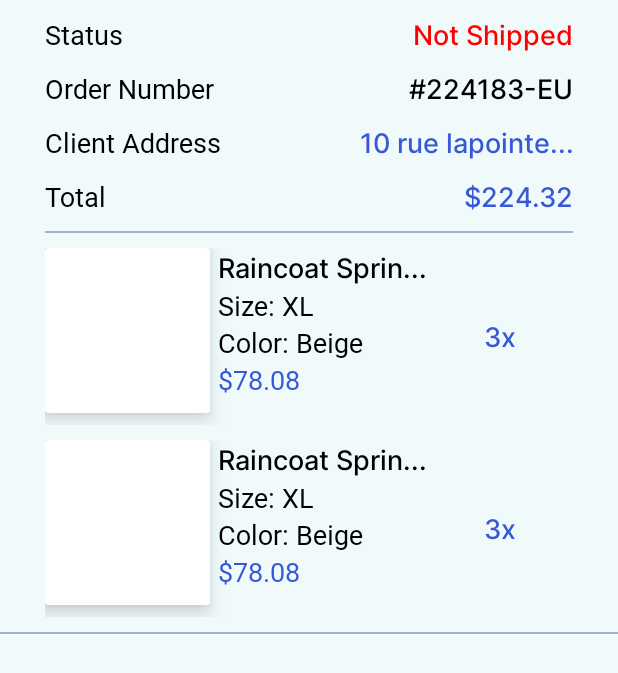
After one commit to julesgaudet/ClothingSoftware, an Android app: the layout order_item.xml on its own in the app's theme, with its tools: preview values and no code run, on a phone screen of 412 x 824 dp. The commit adds this screen. Shown: the top 673 px of the screen. Run offline under Robolectric (Android 15) with nearby library versions, the phone set to English and light mode, and no system bars.

Commit message:
push derniere modif

```diff
--- a/app/src/main/java/com/example/clothingsoftware/Fragments/Feed.java
+++ b/app/src/main/java/com/example/clothingsoftware/Fragments/Feed.java
@@ -281,5 +281,4 @@ public class Feed extends Fragment implements FeedAdapter.OnMoreButtonClickListe
         intent.putExtras(bundle);
         startActivity(intent);
     }
-
 }
--- /dev/null
+++ b/app/src/main/java/com/example/clothingsoftware/Models/OrdersModel.java
@@ -0,0 +1,17 @@
+package com.example.clothingsoftware.Models;
+
+public class OrdersModel {
+    private String email;
+    private String address;
+    private String first_name;
+    private String last_name;
+    private String country;
+    private String city;
+    private String region_state;
+    private String zip_code;
+    private String payment_option;
+    private String article_name;
+    private String article_price;
+
+
+}
--- a/app/src/main/res/layout/fragment_orders.xml
+++ b/app/src/main/res/layout/fragment_orders.xml
@@ -5,25 +5,9 @@
     android:layout_height="match_parent"
     tools:context=".Fragments.Orders">
 
-    <ScrollView
+    <androidx.recyclerview.widget.RecyclerView
+        android:id="@+id/recyclerViewOrders"
         android:layout_width="match_parent"
-        android:layout_height="match_parent"
-        android:scrollbars="none"
-        tools:ignore="UselessParent">
-
-        <LinearLayout
-            android:layout_width="match_parent"
-            android:layout_height="wrap_content"
-            android:orientation="vertical"
-            android:layout_gravity="center">
-
-            <TextView
-                android:gravity="center"
-                android:layout_width="match_parent"
-                android:layout_height="match_parent"
-                android:text="fragment pour Orders" />
-
-        </LinearLayout>
-    </ScrollView>
+        android:layout_height="match_parent"/>
 
 </FrameLayout>
--- /dev/null
+++ b/app/src/main/res/layout/order_item.xml
@@ -0,0 +1,299 @@
+<?xml version="1.0" encoding="utf-8"?>
+<LinearLayout xmlns:android="http://schemas.android.com/apk/res/android"
+    xmlns:app="http://schemas.android.com/apk/res-auto"
+    xmlns:tools="http://schemas.android.com/tools"
+    android:layout_width="match_parent"
+    android:layout_height="match_parent"
+    android:background="#80E1F6F8"
+    android:orientation="vertical">
+
+    <LinearLayout
+        android:layout_width="match_parent"
+        android:layout_height="wrap_content"
+        android:layout_marginHorizontal="30dp"
+        android:layout_marginTop="10dp"
+        android:orientation="horizontal"
+        tools:ignore="UselessParent">
+
+        <TextView
+            android:layout_width="wrap_content"
+            android:layout_height="wrap_content"
+            android:layout_weight="1"
+            android:fontFamily="@font/inter"
+            android:text="@string/status"
+            android:textColor="@color/black"
+            android:textSize="18sp" />
+
+        <TextView
+            android:id="@+id/textViewStatus"
+            android:layout_width="wrap_content"
+            android:layout_height="wrap_content"
+            android:layout_weight="1"
+            android:fontFamily="@font/medium"
+            android:gravity="end"
+            android:text="@string/not_shipped"
+            android:textColor="@color/red"
+            android:textSize="18sp" />
+    </LinearLayout>
+
+    <LinearLayout
+        android:layout_width="match_parent"
+        android:layout_height="wrap_content"
+        android:layout_marginHorizontal="30dp"
+        android:layout_marginTop="10dp"
+        android:orientation="horizontal"
+        tools:ignore="UselessParent">
+
+        <TextView
+            android:layout_width="wrap_content"
+            android:layout_height="wrap_content"
+            android:layout_weight="1"
+            android:fontFamily="@font/inter"
+            android:text="@string/order_number"
+            android:textColor="@color/black"
+            android:textSize="18sp" />
+
+        <TextView
+            android:id="@+id/textViewOrderNumber"
+            android:layout_width="wrap_content"
+            android:layout_height="wrap_content"
+            android:layout_weight="1"
+            android:fontFamily="@font/medium"
+            android:gravity="end"
+            android:text="#224183-EU"
+            android:textColor="@color/black"
+            android:textSize="18sp" />
+    </LinearLayout>
+
+    <LinearLayout
+        android:layout_width="match_parent"
+        android:layout_height="wrap_content"
+        android:layout_marginHorizontal="30dp"
+        android:layout_marginTop="10dp"
+        android:orientation="horizontal"
+        tools:ignore="UselessParent">
+
+        <TextView
+            android:layout_width="wrap_content"
+            android:layout_height="wrap_content"
+            android:layout_weight="1"
+            android:fontFamily="@font/inter"
+            android:text="@string/client_address"
+            android:textColor="@color/black"
+            android:textSize="18sp" />
+
+        <TextView
+            android:id="@+id/textViewClientAddress"
+            android:layout_width="wrap_content"
+            android:layout_height="wrap_content"
+            android:layout_weight="1"
+            android:fontFamily="@font/medium"
+            android:gravity="end"
+            android:text="10 rue lapointe..."
+            android:textColor="@color/colorPrimary"
+            android:textSize="18sp" />
+    </LinearLayout>
+
+    <LinearLayout
+        android:layout_width="match_parent"
+        android:layout_height="wrap_content"
+        android:layout_marginHorizontal="30dp"
+        android:layout_marginTop="10dp"
+        android:orientation="horizontal"
+        tools:ignore="UselessParent">
+
+        <TextView
+            android:layout_width="wrap_content"
+            android:layout_height="wrap_content"
+            android:layout_weight="1"
+            android:fontFamily="@font/inter"
+            android:text="@string/total"
+            android:textColor="@color/black"
+            android:textSize="18sp" />
+
+        <TextView
+            android:id="@+id/textViewTotal"
+            android:layout_width="wrap_content"
+            android:layout_height="wrap_content"
+            android:layout_weight="1"
+            android:fontFamily="@font/medium"
+            android:gravity="end"
+            android:text="$224.32"
+            android:textColor="@color/colorPrimary"
+            android:textSize="18sp" />
+    </LinearLayout>
+
+    <View
+        android:id="@+id/viewTop"
+        android:layout_width="match_parent"
+        android:layout_height="1dp"
+        android:layout_marginHorizontal="30dp"
+        android:layout_marginTop="10dp"
+        android:background="@color/colorSecondPrimary" />
+
+    <LinearLayout
+        android:layout_width="match_parent"
+        android:layout_height="wrap_content"
+        android:layout_marginHorizontal="30dp"
+        android:layout_marginTop="10dp"
+        android:orientation="horizontal">
+
+        <androidx.cardview.widget.CardView
+            android:id="@+id/cardViewArticlePicture"
+            android:layout_width="110dp"
+            android:layout_height="110dp"
+            android:layout_gravity="start"
+            android:layout_marginBottom="8dp"
+            android:background="@drawable/card_background"
+            app:cardElevation="8dp" />
+
+        <LinearLayout
+            android:layout_width="wrap_content"
+            android:layout_height="match_parent"
+            android:layout_marginStart="5dp"
+            android:orientation="vertical">
+
+            <TextView
+                android:id="@+id/textViewArticleName"
+                android:layout_width="match_parent"
+                android:layout_height="wrap_content"
+                android:fontFamily="@font/medium"
+                android:text="Raincoat Sprin..."
+                android:textColor="@color/black"
+                android:textSize="18sp" />
+
+            <TextView
+                android:id="@+id/textViewArticleSize"
+                android:layout_width="match_parent"
+                android:layout_height="wrap_content"
+                android:fontFamily="@font/inter"
+                android:text="Size: XL"
+                android:textColor="@color/black"
+                android:textSize="18sp" />
+
+            <TextView
+                android:id="@+id/textViewArticleColor"
+                android:layout_width="match_parent"
+                android:layout_height="wrap_content"
+                android:fontFamily="@font/inter"
+                android:text="Color: Beige"
+                android:textColor="@color/black"
+                android:textSize="18sp" />
+
+            <TextView
+                android:id="@+id/textViewArticlePrice"
+                android:layout_width="match_parent"
+                android:layout_height="wrap_content"
+                android:fontFamily="@font/inter"
+                android:text="$78.08"
+                android:textColor="@color/colorPrimary"
+                android:textSize="18sp" />
+
+        </LinearLayout>
+
+        <LinearLayout
+            android:layout_width="match_parent"
+            android:layout_height="match_parent"
+            android:gravity="center_vertical"
+            android:orientation="vertical">
+
+            <TextView
+                android:id="@+id/textViewNumberOfArticle"
+                android:layout_width="wrap_content"
+                android:layout_height="wrap_content"
+                android:layout_gravity="center"
+                android:fontFamily="@font/medium"
+                android:text="3x"
+                android:textColor="@color/colorPrimary"
+                android:textSize="18sp" />
+        </LinearLayout>
+
+    </LinearLayout>
+
+    <LinearLayout
+        android:layout_width="match_parent"
+        android:layout_height="wrap_content"
+        android:layout_marginHorizontal="30dp"
+        android:layout_marginTop="10dp"
+        android:orientation="horizontal">
+
+        <androidx.cardview.widget.CardView
+            android:id="@+id/cardViewArticlePicture2"
+            android:layout_width="110dp"
+            android:layout_height="110dp"
+            android:layout_gravity="start"
+            android:layout_marginBottom="8dp"
+            android:background="@drawable/card_background"
+            app:cardElevation="8dp" />
+
+        <LinearLayout
+            android:layout_width="wrap_content"
+            android:layout_height="match_parent"
+            android:layout_marginStart="5dp"
+            android:orientation="vertical">
+
+            <TextView
+                android:id="@+id/textViewArticleName2"
+                android:layout_width="match_parent"
+                android:layout_height="wrap_content"
+                android:fontFamily="@font/medium"
+                android:text="Raincoat Sprin..."
+                android:textColor="@color/black"
+                android:textSize="18sp" />
+
+            <TextView
+                android:id="@+id/textViewArticleSize2"
+                android:layout_width="match_parent"
+                android:layout_height="wrap_content"
+                android:fontFamily="@font/inter"
+                android:text="Size: XL"
+                android:textColor="@color/black"
+                android:textSize="18sp" />
+
+            <TextView
+                android:id="@+id/textViewArticleColor2"
+                android:layout_width="match_parent"
+                android:layout_height="wrap_content"
+                android:fontFamily="@font/inter"
+                android:text="Color: Beige"
+                android:textColor="@color/black"
+                android:textSize="18sp" />
+
+            <TextView
+                android:id="@+id/textViewArticlePrice2"
+                android:layout_width="match_parent"
+                android:layout_height="wrap_content"
+                android:fontFamily="@font/inter"
+                android:text="$78.08"
+                android:textColor="@color/colorPrimary"
+                android:textSize="18sp" />
+
+        </LinearLayout>
+
+        <LinearLayout
+            android:layout_width="match_parent"
+            android:layout_height="match_parent"
+            android:gravity="center_vertical"
+            android:orientation="vertical">
+
+            <TextView
+                android:id="@+id/textViewNumberOfArticle2"
+                android:layout_width="wrap_content"
+                android:layout_height="wrap_content"
+                android:layout_gravity="center"
+                android:fontFamily="@font/medium"
+                android:text="3x"
+                android:textColor="@color/colorPrimary"
+                android:textSize="18sp" />
+        </LinearLayout>
+
+    </LinearLayout>
+
+    <View
+        android:id="@+id/viewEnd"
+        android:layout_width="match_parent"
+        android:layout_height="1dp"
+        android:layout_marginTop="10dp"
+        android:background="@color/colorSecondPrimary" />
+
+</LinearLayout>
--- a/app/src/main/res/values/strings.xml
+++ b/app/src/main/res/values/strings.xml
@@ -146,4 +146,10 @@
     </string>
     <string name="back">Back</string>
     <string name="Delete">Delete Article</string>
+    <string name="status">Status</string>
+    <string name="not_shipped">Not Shipped</string>
+    <string name="order_number">Order Number</string>
+    <string name="client_address">Client Address</string>
+    <string name="total">Total</string>
+    <string name="client_order_picture">Client order picture</string>
 </resources>
```
